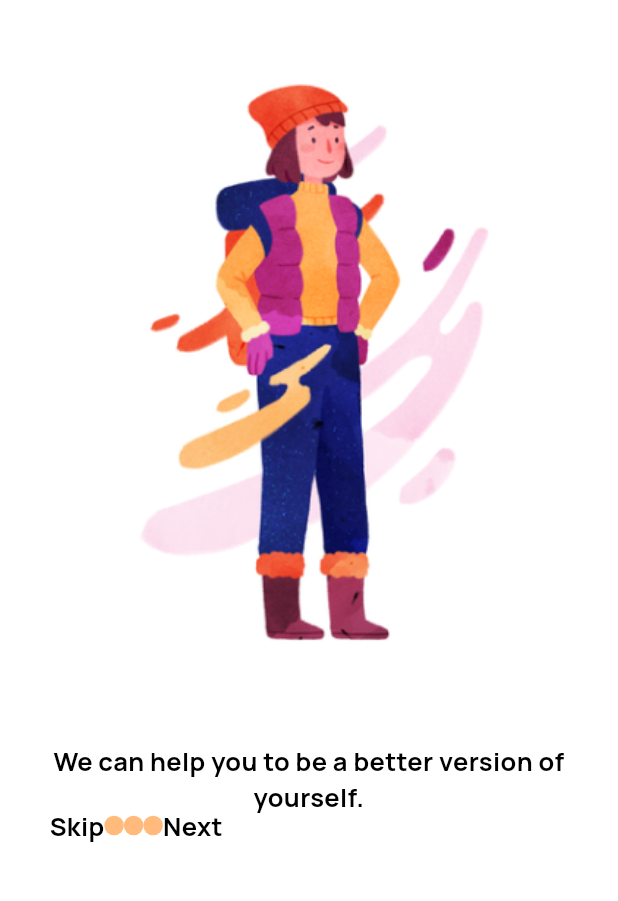
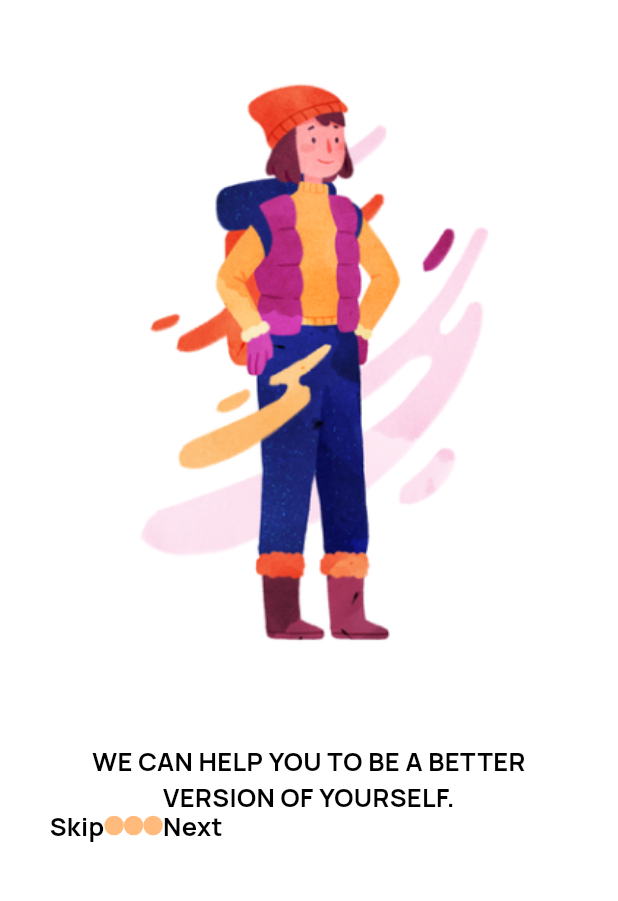
Before and after one commit to Gbenga-Abiodun/habit-app, a Flutter app: the screen it shows after launch, on a phone screen of 412 x 824 dp, the part 295-1196 px from its top. Run offline on Flutter 3.47's test engine with Material 3 defaults, Android fonts, the phone set to English and light mode, and no system bars; drawn by our look-alikes of auto_size_text; our stand-ins replace flutter_svg, get.

Commit message:
"Uppercase"

```diff
--- a/lib/pages/onBoarding/onboarding_page.dart
+++ b/lib/pages/onBoarding/onboarding_page.dart
@@ -44,7 +44,7 @@ class OnboardingPage extends StatelessWidget {
                     SizedBox(height: index !=0 ? 66 : Dimensions.height10 * 2),
                     Padding(
                       padding:  EdgeInsets.symmetric(horizontal: Dimensions.height12 *2.666666666666667 ,),
-                      child: SmallText(text: onBoardingController.onBoardingList[index].description, size: 17, fontWeight: FontWeight.bold, textAlign: TextAlign.center,),
+                      child: SmallText(text: onBoardingController.onBoardingList[index].description.toUpperCase(), size: 17, fontWeight: FontWeight.bold, textAlign: TextAlign.center,),
                     )
                   ],
                 ),
```
